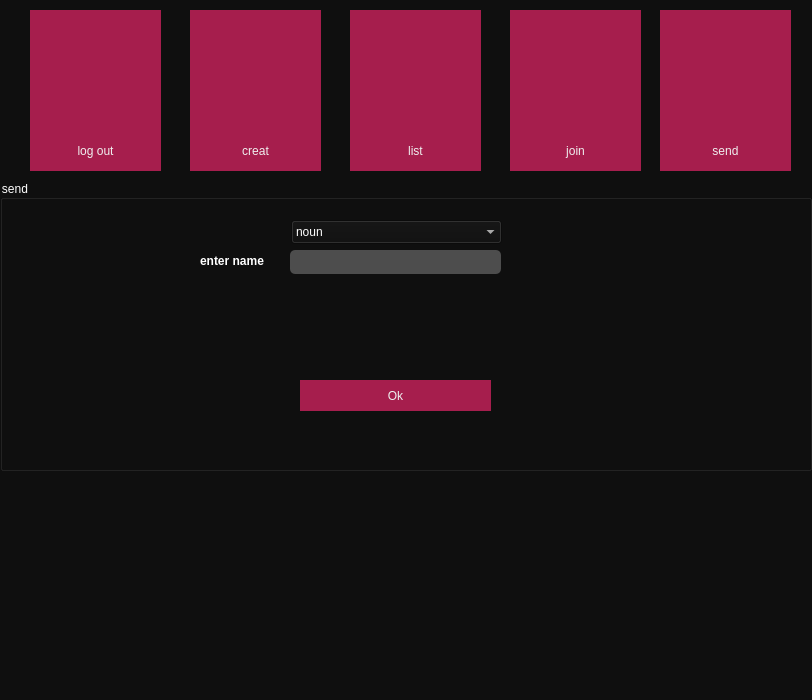
Pouyaamini123/Messenger_smile_20, file user_page.ui: the form before one commit.
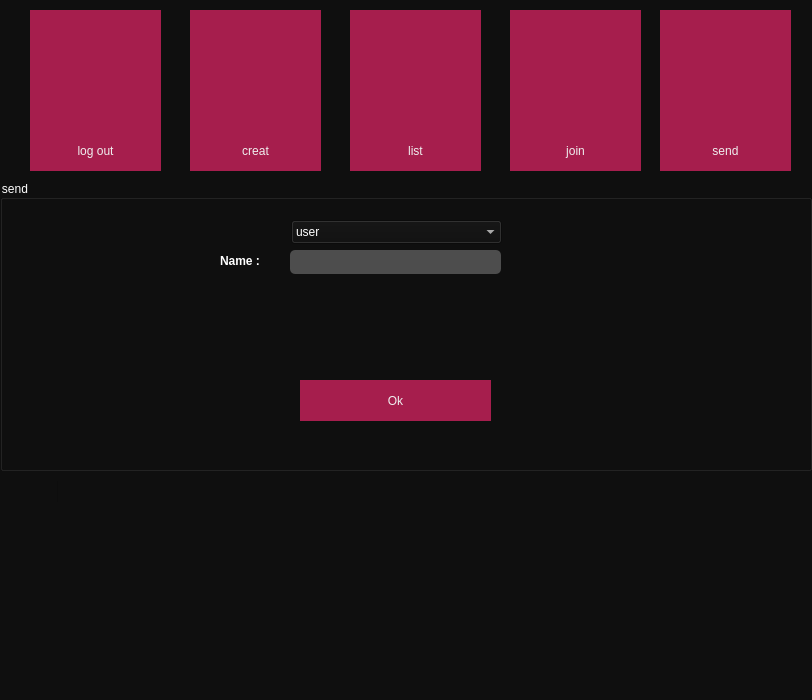
The form after the commit. Icons and pictures are not drawn.

The edit to the form file:
```diff
--- a/user_page.ui
+++ b/user_page.ui
@@ -10,6 +10,18 @@
     <height>700</height>
    </rect>
   </property>
+  <property name="minimumSize">
+   <size>
+    <width>812</width>
+    <height>700</height>
+   </size>
+  </property>
+  <property name="maximumSize">
+   <size>
+    <width>812</width>
+    <height>700</height>
+   </size>
+  </property>
   <property name="windowTitle">
    <string>Dialog</string>
   </property>
@@ -462,11 +474,6 @@
 }
 </string>
     </property>
-    <item>
-     <property name="text">
-      <string>&lt;none&gt;</string>
-     </property>
-    </item>
     <item>
      <property name="text">
       <string>Channel</string>
@@ -1064,7 +1071,7 @@
       <x>599</x>
       <y>210</y>
       <width>101</width>
-      <height>31</height>
+      <height>41</height>
      </rect>
     </property>
     <property name="text">
@@ -1373,18 +1380,14 @@
 }
 </string>
        </property>
+       <property name="readOnly">
+        <bool>true</bool>
+       </property>
       </widget>
      </item>
      <item>
       <layout class="QHBoxLayout" name="horizontalLayout"/>
      </item>
-     <item>
-      <widget class="QScrollBar" name="verticalScrollBar">
-       <property name="orientation">
-        <enum>Qt::Vertical</enum>
-       </property>
-      </widget>
-     </item>
     </layout>
    </widget>
    <widget class="QComboBox" name="comboBox_3">
@@ -1695,11 +1698,6 @@
 }
 </string>
     </property>
-    <item>
-     <property name="text">
-      <string>&lt;none&gt;</string>
-     </property>
-    </item>
     <item>
      <property name="text">
       <string>Channel</string>
@@ -1982,7 +1980,7 @@
 </string>
     </property>
     <property name="text">
-     <string> Thread started</string>
+     <string/>
     </property>
     <property name="placeholderText">
      <string>Name ...</string>
@@ -1994,7 +1992,7 @@
       <x>350</x>
       <y>130</y>
       <width>101</width>
-      <height>31</height>
+      <height>41</height>
      </rect>
     </property>
     <property name="text">
@@ -2206,7 +2204,7 @@
       <x>300</x>
       <y>200</y>
       <width>191</width>
-      <height>31</height>
+      <height>41</height>
      </rect>
     </property>
     <property name="text">
@@ -2222,11 +2220,6 @@
       <height>24</height>
      </rect>
     </property>
-    <item>
-     <property name="text">
-      <string>noun</string>
-     </property>
-    </item>
     <item>
      <property name="text">
       <string>user</string>
@@ -2242,16 +2235,6 @@
       <string>channel</string>
      </property>
     </item>
-    <item>
-     <property name="text">
-      <string/>
-     </property>
-    </item>
-    <item>
-     <property name="text">
-      <string/>
-     </property>
-    </item>
    </widget>
    <widget class="QLineEdit" name="lineEdit_4">
     <property name="geometry">
@@ -2266,17 +2249,33 @@
    <widget class="QLabel" name="label">
     <property name="geometry">
      <rect>
-      <x>200</x>
+      <x>220</x>
       <y>70</y>
       <width>81</width>
       <height>21</height>
      </rect>
     </property>
     <property name="text">
-     <string>enter name</string>
+     <string>Name :</string>
     </property>
    </widget>
   </widget>
+  <widget class="QProgressBar" name="progressBar">
+   <property name="geometry">
+    <rect>
+     <x>57</x>
+     <y>480</y>
+     <width>701</width>
+     <height>23</height>
+    </rect>
+   </property>
+   <property name="value">
+    <number>0</number>
+   </property>
+   <property name="textVisible">
+    <bool>false</bool>
+   </property>
+  </widget>
  </widget>
  <resources>
   <include location="image.qrc"/>
```
